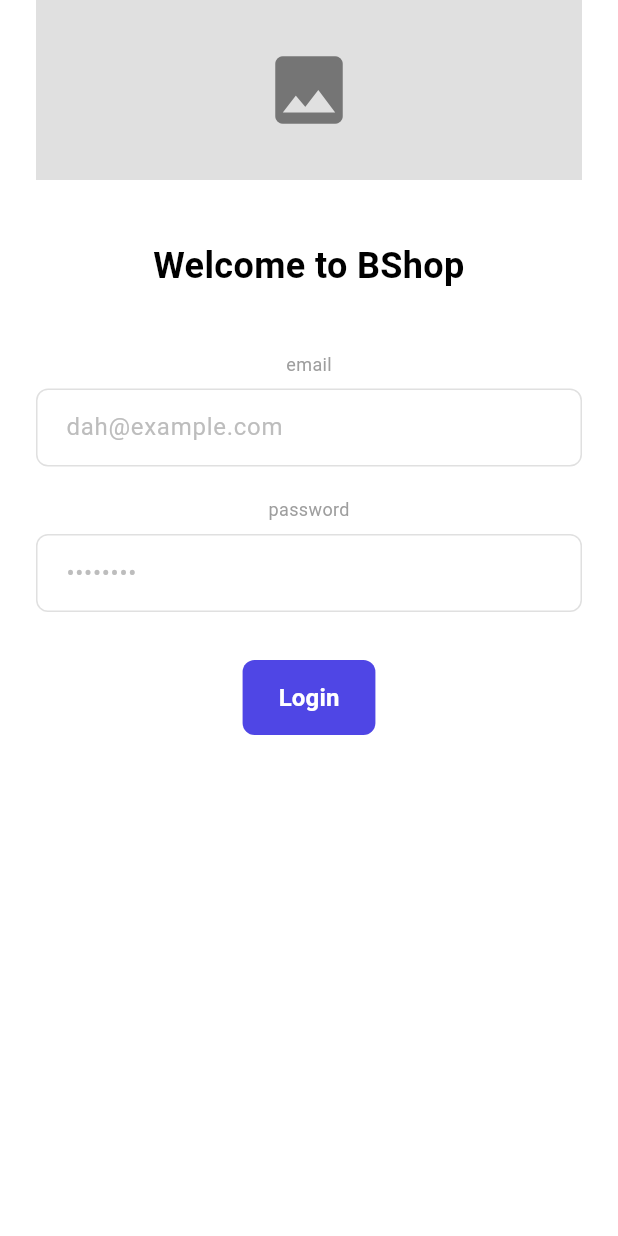
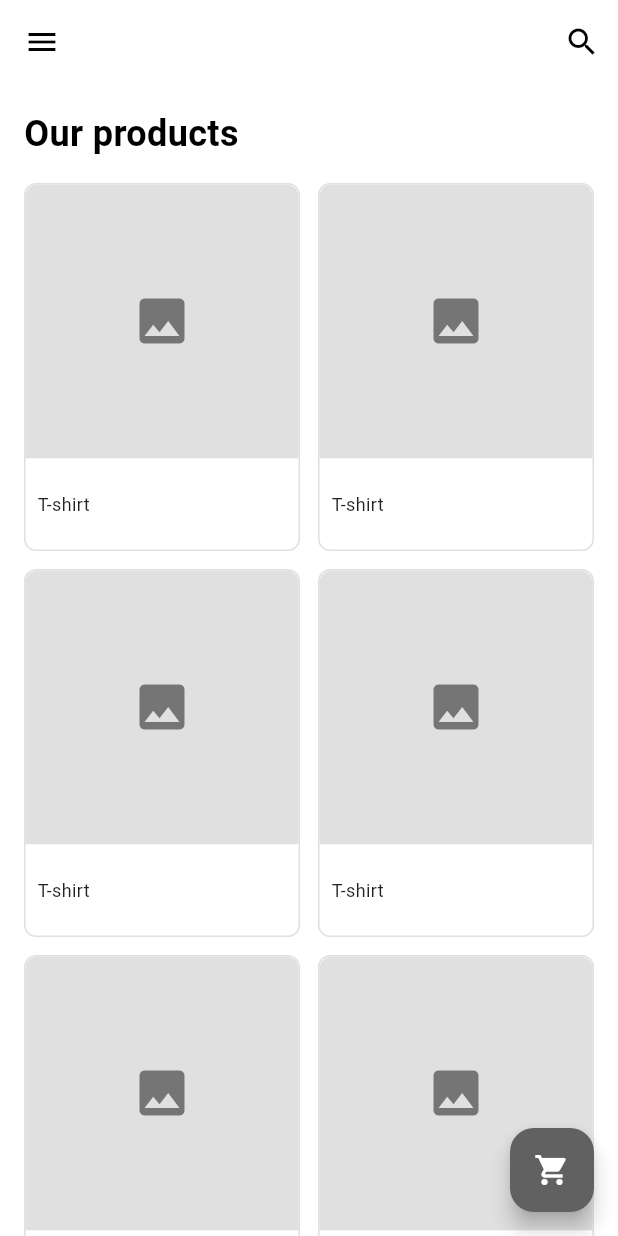
Before and after one commit to divanajuan-lang/uts_2022110021, a Flutter app: the screen it shows after launch, after a tap on "Login", on a phone screen of 412 x 824 dp. Run offline on Flutter 3.47's test engine with Material 3 defaults, Android fonts, the phone set to English and light mode, and no system bars.

Commit message:
home_screen

```diff
--- /dev/null
+++ b/lib/home_screen.dart
@@ -0,0 +1,103 @@
+import 'package:flutter/material.dart';
+import 'package:uts_2022110021/product_card.dart';
+
+class HomeScreen extends StatelessWidget {
+  const HomeScreen({super.key});
+
+  @override
+  Widget build(BuildContext context) {
+    return Scaffold(
+      backgroundColor: Colors.white,
+      appBar: AppBar(
+        backgroundColor: Colors.white,
+        elevation: 0,
+        leading: Builder(
+          builder: (context) => IconButton(
+            icon: const Icon(Icons.menu, color: Colors.black),
+            onPressed: () {
+              Scaffold.of(context).openDrawer();
+            },
+          ),
+        ),
+        actions: [
+          IconButton(
+            icon: const Icon(Icons.search, color: Colors.black),
+            onPressed: () {},
+          ),
+        ],
+      ),
+      drawer: Drawer(
+        child: ListView(
+          padding: EdgeInsets.zero,
+          children: [
+            const DrawerHeader(
+              decoration: BoxDecoration(color: Colors.blue),
+              child: Column(
+                crossAxisAlignment: CrossAxisAlignment.start,
+                mainAxisAlignment: MainAxisAlignment.end,
+                children: [
+                  Icon(Icons.account_circle, size: 60, color: Colors.white),
+                  SizedBox(height: 8),
+                  Text(
+                    'User Name',
+                    style: TextStyle(color: Colors.white, fontSize: 18),
+                  ),
+                ],
+              ),
+            ),
+            ListTile(
+              leading: const Icon(Icons.shopping_bag),
+              title: const Text('Products'),
+              onTap: () {
+                Navigator.pop(context);
+              },
+            ),
+            ListTile(
+              leading: const Icon(Icons.logout),
+              title: const Text('Logout'),
+              onTap: () {
+                Navigator.pushReplacementNamed(context, '/');
+              },
+            ),
+          ],
+        ),
+      ),
+      body: Column(
+        crossAxisAlignment: CrossAxisAlignment.start,
+        children: [
+          const Padding(
+            padding: EdgeInsets.all(16),
+            child: Text(
+              'Our products',
+              style: TextStyle(
+                fontSize: 24,
+                fontWeight: FontWeight.bold,
+                color: Colors.black,
+              ),
+            ),
+          ),
+          Expanded(
+            child: GridView.builder(
+              padding: const EdgeInsets.symmetric(horizontal: 16),
+              gridDelegate: const SliverGridDelegateWithFixedCrossAxisCount(
+                crossAxisCount: 2,
+                crossAxisSpacing: 12,
+                mainAxisSpacing: 12,
+                childAspectRatio: 0.75,
+              ),
+              itemCount: 8,
+              itemBuilder: (context, index) {
+                return ProductCard();
+              },
+            ),
+          ),
+        ],
+      ),
+      floatingActionButton: FloatingActionButton(
+        onPressed: () {},
+        backgroundColor: Colors.grey[700],
+        child: const Icon(Icons.shopping_cart, color: Colors.white),
+      ),
+    );
+  }
+}
--- a/lib/login_screen.dart
+++ b/lib/login_screen.dart
@@ -1,15 +1,13 @@
 import 'package:flutter/material.dart';
 
 class LoginScreen extends StatelessWidget {
-  const LoginScreen({Key? key}) : super(key: key);
+  const LoginScreen({super.key});
 
   @override
   Widget build(BuildContext context) {
     return Scaffold(
       backgroundColor: Colors.white,
-      body: SafeArea(
-        child: SingleChildScrollView(
-          child: Container(
+      body: SingleChildScrollView(
         child: Column(
           crossAxisAlignment: CrossAxisAlignment.stretch,
           children: [
@@ -21,11 +19,7 @@ class LoginScreen extends StatelessWidget {
                     height: 120,
                     width: double.infinity,
                     decoration: BoxDecoration(color: Colors.grey[300]),
-                        child: Icon(
-                          Icons.image,
-                          size: 60,
-                          color: Colors.grey[600],
-                        ),
+                    child: Icon(Icons.image, size: 60, color: Colors.grey[600]),
                   ),
 
                   const SizedBox(height: 40),
@@ -114,7 +108,9 @@ class LoginScreen extends StatelessWidget {
                   SizedBox(
                     height: 50,
                     child: ElevatedButton(
-                          onPressed: () {},
+                      onPressed: () {
+                        Navigator.pushReplacementNamed(context, '/home');
+                      },
                       style: ElevatedButton.styleFrom(
                         backgroundColor: const Color(0xFF4F46E5),
                         shape: RoundedRectangleBorder(
@@ -138,8 +134,6 @@ class LoginScreen extends StatelessWidget {
           ],
         ),
       ),
-        ),
-      ),
     );
   }
 }
--- a/lib/main.dart
+++ b/lib/main.dart
@@ -1,4 +1,5 @@
 import 'package:flutter/material.dart';
+import 'package:uts_2022110021/home_screen.dart';
 import 'package:uts_2022110021/login_screen.dart';
 
 void main() {
@@ -10,9 +11,14 @@ class MainApp extends StatelessWidget {
 
   @override
   Widget build(BuildContext context) {
-    return const MaterialApp(
+    return MaterialApp(
       debugShowCheckedModeBanner: false,
-      home: LoginScreen()
+      title: 'Product App',
+      initialRoute: '/',
+      routes: {
+        '/': (context) => LoginScreen(),
+        '/home': (context) => HomeScreen(),
+      },
     );
   }
 }
--- /dev/null
+++ b/lib/product_card.dart
@@ -0,0 +1,54 @@
+import 'package:flutter/material.dart';
+
+class ProductCard extends StatelessWidget {
+  @override
+  Widget build(BuildContext context) {
+    return Container(
+      decoration: BoxDecoration(
+        color: Colors.white,
+        borderRadius: BorderRadius.circular(8),
+        border: Border.all(color: Colors.grey[300]!),
+      ),
+      child: Column(
+        crossAxisAlignment: CrossAxisAlignment.start,
+        children: [
+          Expanded(
+            flex: 3,
+            child: Container(
+              decoration: BoxDecoration(
+                color: Colors.grey[300],
+                borderRadius: BorderRadius.vertical(top: Radius.circular(8)),
+              ),
+              child: Center(
+                child: Icon(
+                  Icons.image,
+                  size: 40,
+                  color: Colors.grey[600],
+                ),
+              ),
+            ),
+          ),
+          Expanded(
+            flex: 1,
+            child: Padding(
+              padding: EdgeInsets.all(8),
+              child: Column(
+                crossAxisAlignment: CrossAxisAlignment.start,
+                mainAxisAlignment: MainAxisAlignment.center,
+                children: [
+                  Text(
+                    'T-shirt',
+                    style: TextStyle(
+                      fontSize: 12,
+                      color: Colors.black87,
+                    ),
+                  ),
+                ],
+              ),
+            ),
+          ),
+        ],
+      ),
+    );
+  }
+}
```
Lines whose indentation alone changed are shown as unchanged.
